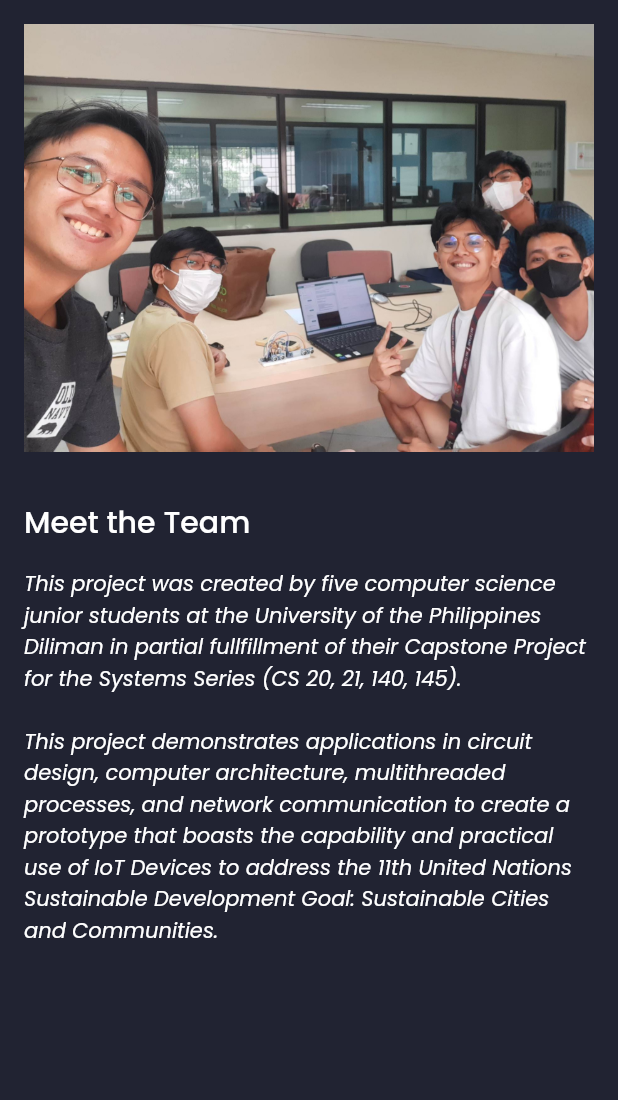
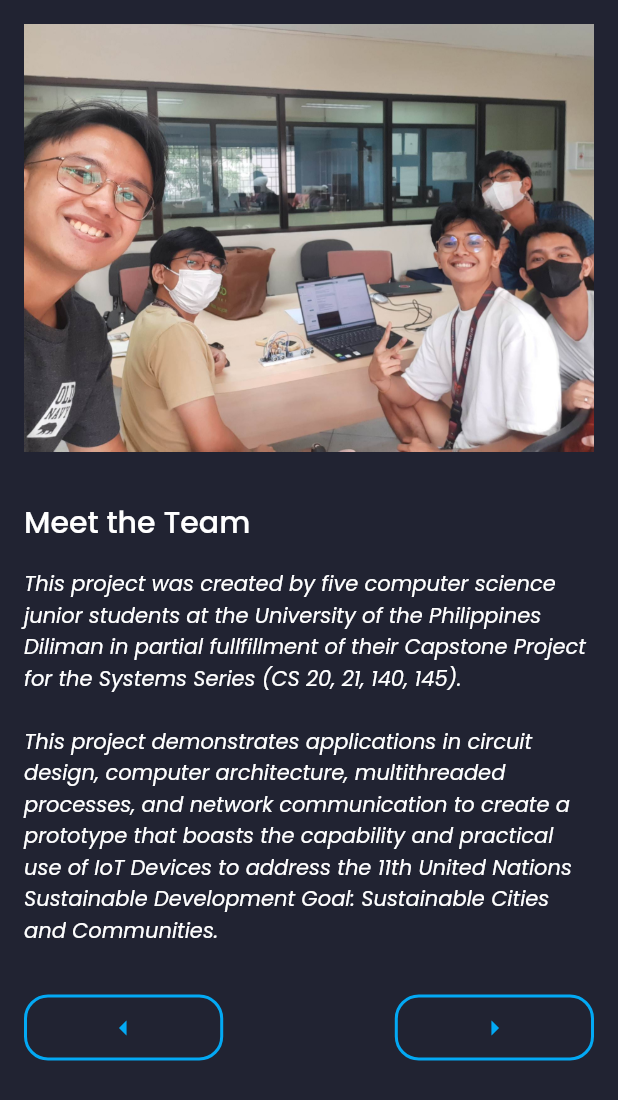
Before and after one commit to ni-lie/transitrack, a Flutter app: the TeamPageMobile widget shown alone on an empty page, opened directly, on a phone screen of 412 x 824 dp. Shown: the top 1100 px of the screen. Run offline on Flutter 3.47's test engine with Material 2 defaults, Android fonts, the phone set to English and light mode, and no system bars; our stand-ins replace awesome_dialog, cloud_firestore, csv, firebase_core, fl_chart, google_fonts and 1 more; missing offline and left inert: mapbox_gl, universal_html; accounts and stored records are empty; project files that could hold a hidden picture were left out.

Commit message:
mobile team view + links

```diff
--- a/transitrack_web/lib/components/team_page_mobile.dart
+++ b/transitrack_web/lib/components/team_page_mobile.dart
@@ -3,6 +3,7 @@ import 'package:flutter/material.dart';
 
 import '../config/route_coordinates.dart';
 import '../style/constants.dart';
+import 'package:url_launcher/url_launcher.dart';
 
 class TeamPageMobile extends StatefulWidget {
   const TeamPageMobile({
@@ -15,6 +16,17 @@ class TeamPageMobile extends StatefulWidget {
 
 class _TeamPageMobileState extends State<TeamPageMobile> {
   int face_choice = -1;
+
+  Future<void> _launchUrl(String url) async {
+    final Uri uri = Uri.parse("https://$url");
+    if (!await launchUrl(
+        uri,
+        mode: LaunchMode.externalApplication,
+      )
+    ) {
+      throw Exception('Could not launch $url');
+    }
+  }
 
   @override
   Widget build(BuildContext context) {
@@ -30,6 +42,16 @@ class _TeamPageMobileState extends State<TeamPageMobile> {
             child: Stack(
               children: [
                 Image.asset("assets/team.jpg", fit: BoxFit.cover),
+                if(face_choice == 0)
+                  Image.asset("assets/teamrk.jpg", fit: BoxFit.cover),
+                if(face_choice == 1)
+                  Image.asset("assets/teamdenver.jpg", fit: BoxFit.cover),
+                if(face_choice == 2)
+                  Image.asset("assets/teamzed.jpg", fit: BoxFit.cover),
+                if(face_choice == 3)
+                  Image.asset("assets/teamcj.jpg", fit: BoxFit.cover),
+                if(face_choice == 4)
+                  Image.asset("assets/teamvan.jpg", fit: BoxFit.cover),
               ],
             )),
 
@@ -49,7 +71,7 @@ class _TeamPageMobileState extends State<TeamPageMobile> {
 
         if(face_choice != -1)
           Container(
-            padding: const EdgeInsets.only(right: Constants.defaultPadding),
+            padding: const EdgeInsets.all(Constants.defaultPadding),
             child: Column(
                 crossAxisAlignment: CrossAxisAlignment.start,
                 mainAxisAlignment: MainAxisAlignment.spaceEvenly,
@@ -57,7 +79,7 @@ class _TeamPageMobileState extends State<TeamPageMobile> {
                   Center(child: Container(
                     width: 120,
                     height: 120,
-                    decoration: BoxDecoration(
+                    decoration: const BoxDecoration(
                       shape: BoxShape.circle,
                     ),
                     child: ClipOval(
@@ -72,10 +94,87 @@ class _TeamPageMobileState extends State<TeamPageMobile> {
                   const SizedBox(height: Constants.defaultPadding),
                   Text(Members[face_choice].description, style: const TextStyle(fontStyle: FontStyle.italic), textAlign: TextAlign.justify),
                   const SizedBox(height: Constants.defaultPadding),
-                  Text("Github: ${Members[face_choice].github}\nEmail: ${Members[face_choice].email}\nLinkedIn: ${Members[face_choice].linkedin}")
+                  GestureDetector(
+                      onTap: () {
+                        _launchUrl(Members[face_choice].github);
+                      },
+                      child: Text("Github: ${Members[face_choice].github}")),
+                  GestureDetector(
+                      onTap: () {
+                        _launchUrl(Members[face_choice].email);
+                      },
+                      child: Text("Email: ${Members[face_choice].email}")),
+
+                  GestureDetector(
+                      onTap: () {
+                        _launchUrl(Members[face_choice].linkedin);
+                      },
+                      child: Text("LinkedIn: ${Members[face_choice].linkedin}"))
                 ]
             ),
-          )
+          ),
+
+        Row(
+          children: [
+            Expanded(
+              flex: 2,
+              child: GestureDetector(
+                onTap: () {
+                  if(face_choice > 0) {
+                    setState(() {
+                      face_choice--;
+                    });
+                  }
+                },
+                child: Container(
+                  margin: const EdgeInsets.all(Constants.defaultPadding),
+                  padding: const EdgeInsets.all(Constants.defaultPadding/2),
+                  decoration: BoxDecoration(
+                    borderRadius: BorderRadius.circular(Constants.defaultPadding),
+                    color: Constants.bgColor,
+                    border: Border.all(
+                      width: 2,
+                      color: Colors.lightBlue,
+                    ),
+                  ),
+                  child: const Icon(
+                    Icons.arrow_left,
+                    color: Colors.lightBlue
+                  ),
+                ),
+              )
+            ),
+            const Spacer(),
+            Expanded(
+              flex: 2,
+              child: GestureDetector(
+                onTap: () {
+                  if(face_choice < 4) {
+                    setState(() {
+                      face_choice++;
+                    });
+                  }
+                },
+                child: Container(
+                  margin: const EdgeInsets.all(Constants.defaultPadding),
+                  padding: const EdgeInsets.all(Constants.defaultPadding/2),
+                  decoration: BoxDecoration(
+                    borderRadius: BorderRadius.circular(Constants.defaultPadding),
+                    color: Constants.bgColor,
+                    border: Border.all(
+                      width: 2,
+                      color: Colors.lightBlue,
+                    ),
+                  ),
+                  child: const Icon(
+                      Icons.arrow_right,
+                      color: Colors.lightBlue,
+                  ),
+                ),
+              )
+            )
+          ],
+        )
       ],
     );
   }
--- a/transitrack_web/lib/config/route_coordinates.dart
+++ b/transitrack_web/lib/config/route_coordinates.dart
@@ -314,8 +314,8 @@ List<String> JeepSide = [
 
 List<Member> Members = [
   Member(fullname: "Raynor Chavez", description: "In this IoT project, I was responsible for developing the hardware prototype, which encompassed orchestrating sensor integration and designing device schematics. Additionally, I wrote IoT code to consolidate and manage sensor data directly on the device.", github: "github.com/RaynorChavez", email: "raynorkirksonchavez@gmail.com", linkedin: "linkedin.com/in/raynorchavez", img: 'assets/rk.jpg'),
-  Member(fullname: "Denver Bugaoisan", description: "I created the mobile responsive website for this project as well as the assets. I also made sure that data from the sensors gets to our cloud database and it is properly received and processed by the website.", github: "github.com/zedecpacaldo", email: "zedec.pacaldo@gmail.com", linkedin: "linkedin.com/in/zedecpacaldo", img: 'assets/zedec.png'),
-  Member(fullname: "Zedec Inalvez Pacaldo", description: "I created the mobile responsive website for this project as well as the assets. I also made sure that data from the sensors gets to our cloud database and it is properly received and processed by the website.", github: "github.com/zedecpacaldo", email: "zedec.pacaldo@gmail.com", linkedin: "linkedin.com/in/zedecpacaldo", img: 'assets/zedec.png'),
-  Member(fullname: "Cjay Coronel", description: "My primary role revolves around the final IoT device. I also hold a co-responsibility for logistics, making sure that all needed resources are required. Lastly, I am responsible for analyzing packets sent from our device to Firestore and vice-versa.", github: "github.com/ni-lie", email: "cjay.coronel25@gmail.com", linkedin: "linkedin.com/in/willie-jr-coronel", img: 'assets/cj.jpg'),
-  Member(fullname: "Gorge Vann Vedasto", description: "In this project, my main role was to document the project's functions and how it was implemented. I annotated the source codes, defined the services provided by our IoT device, and created presentation slides for our pitch.", github: "github.com/likaelvan", email: "vedastovann@gmail.com", linkedin: "linkedin.com/in/likaelvan", img: 'assets/van.jpg'),
+  Member(fullname: "Denver Bugaoisan", description: "I took charge of designing the exhibit's facade while also making contributions to the calibration of the accelerometer and air quality sensor modules. Additionally, I made contributions to various sections of the documentation.", github: "github.com/P5ychopomp", email: "dnvr.bugaoisan@gmail.com", linkedin: "linkedin.com/in/dnverb", img: 'assets/denver.png'),
+  Member(fullname: "Zedec Inalvez Pacaldo", description: "I created the mobile responsive website for this project as well as the assets. I also made sure that data from the sensors gets to our cloud database and it is properly received and processed by the website in realtime.", github: "github.com/zedecpacaldo", email: "zedec.pacaldo@gmail.com", linkedin: "linkedin.com/in/zedecpacaldo", img: 'assets/zedec.png'),
+  Member(fullname: "Cjay Coronel Jr.", description: "My primary role revolves around the final IoT device. I also hold a co-responsibility for logistics, making sure that all needed resources are required. Lastly, I am responsible for analyzing packets sent from our device to Firestore and vice-versa.", github: "github.com/ni-lie", email: "cjay.coronel25@gmail.com", linkedin: "linkedin.com/in/willie-jr-coronel", img: 'assets/cj.jpg'),
+  Member(fullname: "Vann Vedasto", description: "In this project, my main role was to document the project's functions and how it was implemented. I annotated the source codes, defined the services provided by our IoT device, and created presentation slides for our pitch.", github: "github.com/likaelvan", email: "vedastovann@gmail.com", linkedin: "linkedin.com/in/likaelvan", img: 'assets/van.jpg'),
 ];
--- a/transitrack_web/pubspec.yaml
+++ b/transitrack_web/pubspec.yaml
@@ -52,6 +52,7 @@ dependencies:
   intl: ^0.18.1
   universal_html: ^2.2.2
   awesome_dialog: ^3.1.0
+  url_launcher: ^6.1.11
 
 
 
```
Also changed, not shown: transitrack_web/lib/components/team_page_desktop.dart (+28 -1 lines), transitrack_web/assets/denver.png (added), transitrack_web/pubspec.lock, 6 other files.
